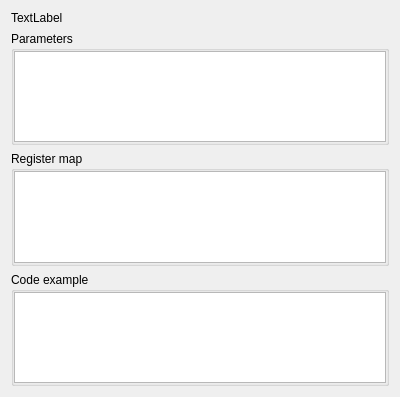
Above: src/ioperipheraltab.ui from mortbopet/Ripes before the change. Below: the same form after it.
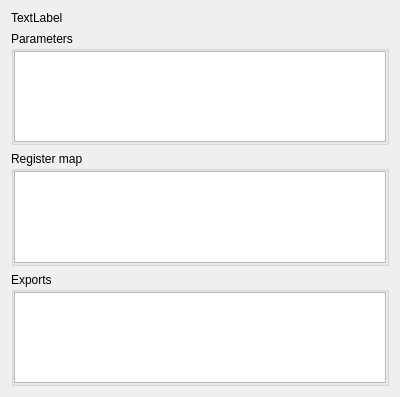
That is the form after the change.

Commit message: Show exported peripheral symbols in peripheral tab

The edit to the form file:
```diff
--- a/src/ioperipheraltab.ui
+++ b/src/ioperipheraltab.ui
@@ -77,7 +77,7 @@
      <item>
       <widget class="QGroupBox" name="groupBox_3">
        <property name="title">
-        <string>Code example</string>
+        <string>Exports</string>
        </property>
        <layout class="QGridLayout" name="gridLayout_3">
         <property name="leftMargin">
```
Left out of the diff: 2 changed lines with no effect on the pictures. The commit also changes 5 other files.
